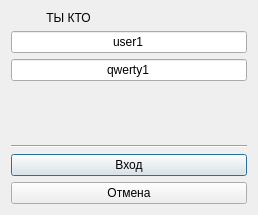
queueuee/CollabSpace, file Client/authorization.ui: the form before one commit.
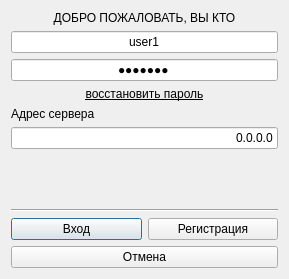
The form after the commit.

Commit message: Выбор сервера для подключения по ip

```diff
--- a/Client/authorization.ui
+++ b/Client/authorization.ui
@@ -6,22 +6,15 @@
    <rect>
     <x>0</x>
     <y>0</y>
-    <width>258</width>
-    <height>215</height>
+    <width>289</width>
+    <height>279</height>
    </rect>
   </property>
   <property name="windowTitle">
    <string>Dialog</string>
   </property>
   <layout class="QGridLayout" name="gridLayout">
-   <item row="4" column="0" colspan="2">
-    <widget class="Line" name="line">
-     <property name="orientation">
-      <enum>Qt::Horizontal</enum>
-     </property>
-    </widget>
-   </item>
-   <item row="6" column="0" colspan="2">
+   <item row="15" column="0" colspan="2">
     <widget class="QPushButton" name="cancelBtn">
      <property name="focusPolicy">
       <enum>Qt::NoFocus</enum>
@@ -31,30 +24,7 @@
      </property>
     </widget>
    </item>
-   <item row="2" column="0" colspan="2">
-    <widget class="QLineEdit" name="passCheck">
-     <property name="text">
-      <string>qwerty1</string>
-     </property>
-     <property name="alignment">
-      <set>Qt::AlignCenter</set>
-     </property>
-     <property name="placeholderText">
-      <string>Пароль...</string>
-     </property>
-    </widget>
-   </item>
-   <item row="0" column="0">
-    <widget class="QLabel" name="label">
-     <property name="text">
-      <string>ТЫ КТО</string>
-     </property>
-     <property name="alignment">
-      <set>Qt::AlignCenter</set>
-     </property>
-    </widget>
-   </item>
-   <item row="3" column="0" colspan="2">
+   <item row="9" column="0" colspan="2">
     <spacer name="verticalSpacer">
      <property name="orientation">
       <enum>Qt::Vertical</enum>
@@ -67,7 +37,61 @@
      </property>
     </spacer>
    </item>
-   <item row="1" column="0" colspan="2">
+   <item row="8" column="0" colspan="2">
+    <widget class="QLineEdit" name="serverAdrCheck">
+     <property name="layoutDirection">
+      <enum>Qt::LeftToRight</enum>
+     </property>
+     <property name="text">
+      <string>0.0.0.0</string>
+     </property>
+     <property name="alignment">
+      <set>Qt::AlignRight|Qt::AlignTrailing|Qt::AlignVCenter</set>
+     </property>
+    </widget>
+   </item>
+   <item row="10" column="0" colspan="2">
+    <widget class="Line" name="line">
+     <property name="orientation">
+      <enum>Qt::Horizontal</enum>
+     </property>
+    </widget>
+   </item>
+   <item row="13" column="0">
+    <widget class="QPushButton" name="connectBtn">
+     <property name="focusPolicy">
+      <enum>Qt::TabFocus</enum>
+     </property>
+     <property name="text">
+      <string>Вход</string>
+     </property>
+    </widget>
+   </item>
+   <item row="0" column="0" colspan="2">
+    <widget class="QLabel" name="label">
+     <property name="text">
+      <string>ДОБРО ПОЖАЛОВАТЬ, ВЫ КТО</string>
+     </property>
+     <property name="alignment">
+      <set>Qt::AlignCenter</set>
+     </property>
+    </widget>
+   </item>
+   <item row="13" column="1">
+    <widget class="QPushButton" name="pushButton">
+     <property name="text">
+      <string>Регистрация</string>
+     </property>
+    </widget>
+   </item>
+   <item row="6" column="0">
+    <widget class="QLabel" name="label_4">
+     <property name="text">
+      <string>Адрес сервера</string>
+     </property>
+    </widget>
+   </item>
+   <item row="3" column="0" colspan="2">
     <widget class="QLineEdit" name="loginCheck">
      <property name="inputMask">
       <string/>
@@ -79,17 +103,44 @@
       <set>Qt::AlignCenter</set>
      </property>
      <property name="placeholderText">
-      <string>Логин...</string>
+      <string>Логин/Почта...</string>
+     </property>
+    </widget>
+   </item>
+   <item row="4" column="0" colspan="2">
+    <widget class="QLineEdit" name="passCheck">
+     <property name="text">
+      <string>qwerty1</string>
+     </property>
+     <property name="frame">
+      <bool>true</bool>
+     </property>
+     <property name="echoMode">
+      <enum>QLineEdit::Password</enum>
+     </property>
+     <property name="alignment">
+      <set>Qt::AlignCenter</set>
+     </property>
+     <property name="placeholderText">
+      <string>Пароль...</string>
+     </property>
+     <property name="clearButtonEnabled">
+      <bool>false</bool>
      </property>
     </widget>
    </item>
    <item row="5" column="0" colspan="2">
-    <widget class="QPushButton" name="connectBtn">
-     <property name="focusPolicy">
-      <enum>Qt::TabFocus</enum>
+    <widget class="QLabel" name="label_2">
+     <property name="font">
+      <font>
+       <underline>true</underline>
+      </font>
      </property>
      <property name="text">
-      <string>Вход</string>
+      <string>восстановить пароль</string>
+     </property>
+     <property name="alignment">
+      <set>Qt::AlignCenter</set>
      </property>
     </widget>
    </item>
```
The commit also changes 7 other files.
